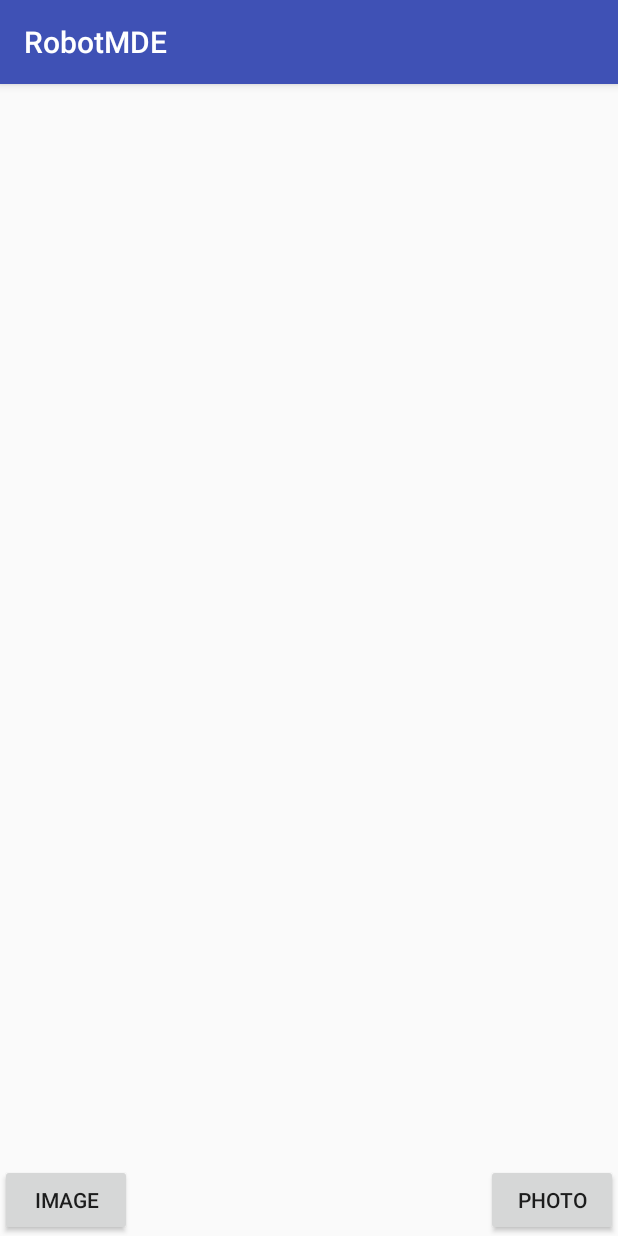
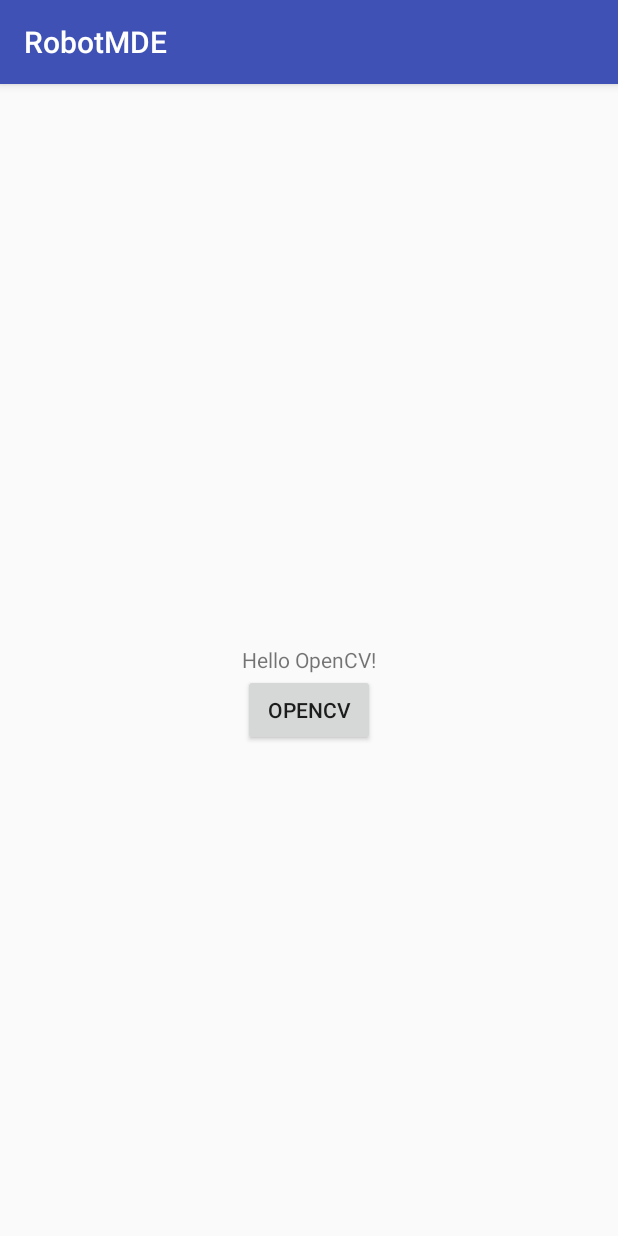
Before and after one commit to roboticamedellin/MDE-Robot-Android, an Android app: the screen it shows after launch (MainActivity), on a phone screen of 412 x 824 dp. Run offline under Robolectric (Android 15) with nearby library versions, the phone set to English and light mode, and no system bars; our stand-ins replace ButterKnife.

Commit message:
moved opencv to another activity

```diff
--- a/app/src/main/AndroidManifest.xml
+++ b/app/src/main/AndroidManifest.xml
@@ -17,6 +17,8 @@
             </intent-filter>
         </activity>
 
+        <activity android:name=".CameraOpenCVActivity" />
+
     </application>
 
 </manifest>
--- a/app/src/main/java/com/roboticamedellin/robotmde/MainActivity.java
+++ b/app/src/main/java/com/roboticamedellin/robotmde/MainActivity.java
@@ -1,95 +1,23 @@
 package com.roboticamedellin.robotmde;
 
 import android.content.Intent;
-import android.graphics.Bitmap;
-import android.provider.MediaStore;
+import android.os.Bundle;
 import android.support.v7.app.AppCompatActivity;
-import android.os.Bundle;
-import android.util.Log;
-import android.widget.Button;
-import android.widget.ImageView;
 
-import org.opencv.android.BaseLoaderCallback;
-import org.opencv.android.LoaderCallbackInterface;
-import org.opencv.android.OpenCVLoader;
-import org.opencv.android.Utils;
-import org.opencv.core.Mat;
-import org.opencv.imgproc.Imgproc;
-
-import butterknife.BindView;
 import butterknife.ButterKnife;
 import butterknife.OnClick;
 
-/*
-    Base on:
-    http://www.discoversdk.com/blog/opencv-with-android-studio
-
-    Take present the following issue:
-    https://stackoverflow.com/questions/35090838/no-implementation-found-for-long-org-opencv-core-mat-n-mat-error-using-opencv
- */
-
 public class MainActivity extends AppCompatActivity {
-
-    private static final int CAMERA_REQUEST = 1888;
-
-    @BindView(R.id.image_button)
-    Button imageButton;
-
-    @BindView(R.id.frame_image_view)
-    ImageView frameImageView;
-
-    private BaseLoaderCallback mLoaderCallback = new BaseLoaderCallback(this) {
-        @Override
-        public void onManagerConnected(int status) {
-            switch (status) {
-                case LoaderCallbackInterface.SUCCESS: {
-                    Log.i("OpenCV", "OpenCV loaded successfully");
-                    Mat imageMat = new Mat();
-                }
-                break;
-                default: {
-                    super.onManagerConnected(status);
-                }
-                break;
-            }
-        }
-    };
 
     @Override
     protected void onCreate(Bundle savedInstanceState) {
         super.onCreate(savedInstanceState);
-        setContentView(R.layout.activity_camera_opencv);
+        setContentView(R.layout.activity_main);
         ButterKnife.bind(this);
     }
 
-    public void onResume() {
-        super.onResume();
-        if (!OpenCVLoader.initDebug()) {
-            Log.d("OpenCV", "Internal OpenCV library not found. Using OpenCV Manager for initialization");
-            OpenCVLoader.initAsync(OpenCVLoader.OPENCV_VERSION_3_0_0, this, mLoaderCallback);
-        } else {
-            Log.d("OpenCV", "OpenCV library found inside package. Using it!");
-            mLoaderCallback.onManagerConnected(LoaderCallbackInterface.SUCCESS);
-        }
-    }
-
-    @OnClick(R.id.photo_button)
-    public void OnPhotoButtonClicked() {
-        Intent cameraIntent = new Intent(MediaStore.ACTION_IMAGE_CAPTURE);
-        startActivityForResult(cameraIntent, CAMERA_REQUEST);
-    }
-
-    @Override
-    protected void onActivityResult(int requestCode, int resultCode, Intent data) {
-        Bitmap photo = (Bitmap) data.getExtras().get("data");
-
-        Mat source = new Mat();
-        Mat dest = new Mat();
-        Utils.bitmapToMat(photo, source);
-
-        Imgproc.cvtColor(source, dest, Imgproc.COLOR_RGB2GRAY);
-        Bitmap btmp = Bitmap.createBitmap(dest.width(), dest.height(), Bitmap.Config.ARGB_8888);
-        Utils.matToBitmap(dest, btmp);
-        frameImageView.setImageBitmap(btmp);
+    @OnClick(R.id.call_opencv_button)
+    public void onOpenCVButtonClicked() {
+        startActivity(new Intent(this, CameraOpenCVActivity.class));
     }
 }
--- a/app/src/main/res/layout/activity_camera_opencv.xml
+++ b/app/src/main/res/layout/activity_camera_opencv.xml
@@ -3,14 +3,6 @@
     android:layout_width="match_parent"
     android:layout_height="match_parent"
     android:orientation="vertical">
-
-    <Button
-        android:id="@+id/image_button"
-        android:layout_width="wrap_content"
-        android:layout_height="wrap_content"
-        android:layout_alignParentBottom="true"
-        android:layout_alignParentStart="true"
-        android:text="Image" />
 
     <Button
         android:id="@+id/photo_button"
--- a/app/src/main/res/layout/activity_main.xml
+++ b/app/src/main/res/layout/activity_main.xml
@@ -1,18 +1,24 @@
 <?xml version="1.0" encoding="utf-8"?>
-<android.support.constraint.ConstraintLayout xmlns:android="http://schemas.android.com/apk/res/android"
-    xmlns:app="http://schemas.android.com/apk/res-auto"
+<RelativeLayout xmlns:android="http://schemas.android.com/apk/res/android"
     xmlns:tools="http://schemas.android.com/tools"
     android:layout_width="match_parent"
     android:layout_height="match_parent"
     tools:context="com.roboticamedellin.robotmde.MainActivity">
 
     <TextView
+        android:id="@+id/message_text_view"
         android:layout_width="wrap_content"
         android:layout_height="wrap_content"
-        android:text="Hello World!"
-        app:layout_constraintBottom_toBottomOf="parent"
-        app:layout_constraintLeft_toLeftOf="parent"
-        app:layout_constraintRight_toRightOf="parent"
-        app:layout_constraintTop_toTopOf="parent" />
+        android:layout_centerInParent="true"
+        android:text="Hello OpenCV!" />
 
-</android.support.constraint.ConstraintLayout>
+    <Button
+        android:id="@+id/call_opencv_button"
+        android:layout_width="wrap_content"
+        android:layout_height="wrap_content"
+        android:layout_centerHorizontal="true"
+        android:layout_below="@id/message_text_view"
+        android:text="OpenCV" />
+
+
+</RelativeLayout>
```
Also changed, not shown: app/src/main/java/com/roboticamedellin/robotmde/CameraOpenCVActivity.java (+78 -1 lines), 1 other file.
